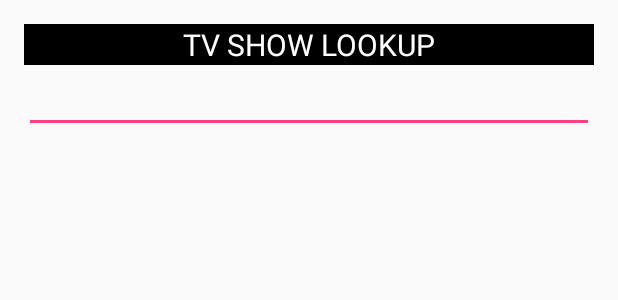
After one commit to OurFriendIrony/MediaNotifier, an Android app: the layout activity_tvlookup.xml on its own in the app's theme, with its tools: preview values and no code run, on a phone screen of 412 x 824 dp. The commit adds this screen. Shown: the top 300 px of the screen. Run offline under Robolectric (Android 15) with nearby library versions, the phone set to English and light mode, and no system bars.

Commit message:
TV Show Lookup boiler plate added

```diff
--- a/app/src/main/AndroidManifest.xml
+++ b/app/src/main/AndroidManifest.xml
@@ -18,7 +18,8 @@
                 <category android:name="android.intent.category.LAUNCHER" />
             </intent-filter>
         </activity>
-        <activity android:name=".SettingsActivity"></activity>
+        <activity android:name=".SettingsActivity" />
+        <activity android:name=".TVLookupActivity"></activity>
     </application>
 
 </manifest>
--- /dev/null
+++ b/app/src/main/res/layout/activity_tvlookup.xml
@@ -0,0 +1,36 @@
+<?xml version="1.0" encoding="utf-8"?>
+<RelativeLayout xmlns:android="http://schemas.android.com/apk/res/android"
+    xmlns:tools="http://schemas.android.com/tools"
+    android:layout_width="match_parent"
+    android:layout_height="match_parent"
+    android:paddingBottom="@dimen/activity_vertical_margin"
+    android:paddingLeft="@dimen/activity_horizontal_margin"
+    android:paddingRight="@dimen/activity_horizontal_margin"
+    android:paddingTop="@dimen/activity_vertical_margin"
+    tools:context="uk.co.ourfriendirony.medianotifierandroid.TVLookupActivity">
+
+    <TextView
+        android:id="@+id/title_tvshowlookup"
+        android:layout_width="match_parent"
+        android:layout_height="wrap_content"
+        android:background="@color/black"
+        android:text="@string/title_tvlookup"
+        android:textAlignment="center"
+        android:textColor="@color/white"
+        android:textSize="@dimen/title_size" />
+
+    <EditText
+        android:id="@+id/input_tvshowlookup"
+        android:layout_width="match_parent"
+        android:layout_height="wrap_content"
+        android:layout_below="@+id/title_tvshowlookup"
+        android:imeOptions="actionSend"
+        android:inputType="text" />
+
+    <ListView
+        android:id="@+id/list_tvshowlookup"
+        android:layout_width="match_parent"
+        android:layout_height="wrap_content"
+        android:layout_below="@+id/input_tvshowlookup"></ListView>
+
+</RelativeLayout>
--- a/app/src/main/res/layout/content_main.xml
+++ b/app/src/main/res/layout/content_main.xml
@@ -19,7 +19,6 @@
         android:layout_centerVertical="true"
         android:orientation="vertical">
 
-
         <LinearLayout
             android:layout_width="match_parent"
             android:layout_height="wrap_content"
@@ -33,6 +32,7 @@
                 android:layout_height="wrap_content"
                 android:layout_gravity="bottom|left"
                 android:layout_margin="@dimen/fab_margin"
+                android:backgroundTint="@color/Red"
                 android:src="@android:drawable/ic_search_category_default" />
 
             <Button
--- a/app/src/main/res/values/dimens.xml
+++ b/app/src/main/res/values/dimens.xml
@@ -3,4 +3,6 @@
     <dimen name="activity_horizontal_margin">16dp</dimen>
     <dimen name="activity_vertical_margin">16dp</dimen>
     <dimen name="fab_margin">16dp</dimen>
+    <!-- Font -->
+    <dimen name="title_size">20sp</dimen>
 </resources>
--- a/app/src/main/res/values/strings.xml
+++ b/app/src/main/res/values/strings.xml
@@ -1,5 +1,5 @@
 <resources>
-    <string name="app_name">MediaNotifierAndroid</string>
+    <string name="app_name">Media Notifier</string>
     <string name="action_settings">Settings</string>
     <string name="settings_welcome">Hello and welcome to the settings page</string>
     <string name="button_tvshow_lookup">Find</string>
@@ -8,4 +8,7 @@
     <string name="button_tvshows">TV Shows</string>
     <string name="button_movies">Movies</string>
     <string name="button_music">Music</string>
+    <string name="title_tvlookup">TV SHOW LOOKUP</string>
+    <string name="title_movielookup">MOVIE LOOKUP</string>
+    <string name="title_musiclookup">MUSIC LOOKUP</string>
 </resources>
```
Also changed, not shown: app/src/main/java/uk/co/ourfriendirony/medianotifierandroid/MainActivity.java (+5 -10 lines), app/src/main/java/uk/co/ourfriendirony/medianotifierandroid/TVLookupActivity.java (added, +53 -0 lines), app/src/main/res/drawable/border.xml (+9 -9 lines), app/src/main/res/layout/activity_settings.xml (+4 -4 lines), app/src/main/res/values/colors.xml (+18 -0 lines).
